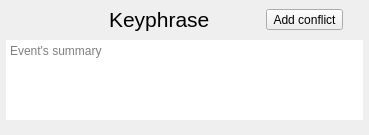
First picture: the form in ui/character_backstory_card.ui, repository zkovari/plotlyst, before the edit.
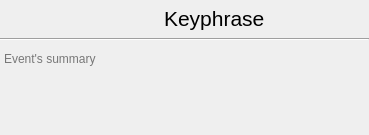
Second picture: the form after the edit. Custom widgets are drawn as their Qt base class.

Commit message: Renovate character backstory widget

Patch:
```diff
--- a/ui/character_backstory_card.ui
+++ b/ui/character_backstory_card.ui
@@ -27,16 +27,16 @@
     <number>3</number>
    </property>
    <property name="leftMargin">
-    <number>6</number>
+    <number>0</number>
    </property>
    <property name="topMargin">
     <number>2</number>
    </property>
    <property name="rightMargin">
-    <number>6</number>
+    <number>0</number>
    </property>
    <property name="bottomMargin">
-    <number>8</number>
+    <number>0</number>
    </property>
    <item>
     <layout class="QHBoxLayout" name="horizontalLayout">
@@ -110,25 +110,6 @@
        </property>
       </widget>
      </item>
-     <item>
-      <widget class="QToolButton" name="btnAddConflict">
-       <property name="cursor">
-        <cursorShape>ArrowCursor</cursorShape>
-       </property>
-       <property name="styleSheet">
-        <string notr="true"/>
-       </property>
-       <property name="text">
-        <string>Add conflict</string>
-       </property>
-       <property name="popupMode">
-        <enum>QToolButton::InstantPopup</enum>
-       </property>
-       <property name="toolButtonStyle">
-        <enum>Qt::ToolButtonTextBesideIcon</enum>
-       </property>
-      </widget>
-     </item>
      <item>
       <widget class="QToolButton" name="btnRemove">
        <property name="cursor">
@@ -150,6 +131,13 @@
      </item>
     </layout>
    </item>
+   <item>
+    <widget class="Line" name="line">
+     <property name="orientation">
+      <enum>Qt::Horizontal</enum>
+     </property>
+    </widget>
+   </item>
    <item>
     <widget class="AutoAdjustableTextEdit" name="textSummary">
      <property name="sizePolicy">
@@ -171,7 +159,8 @@
       </size>
      </property>
      <property name="styleSheet">
-      <string notr="true">border: 0px solid grey;</string>
+      <string notr="true">border: 0px solid grey;
+background-color: rgba(0, 0, 0, 0);</string>
      </property>
      <property name="placeholderText">
       <string>Event's summary</string>
```
The commit also changes 8 other files.
